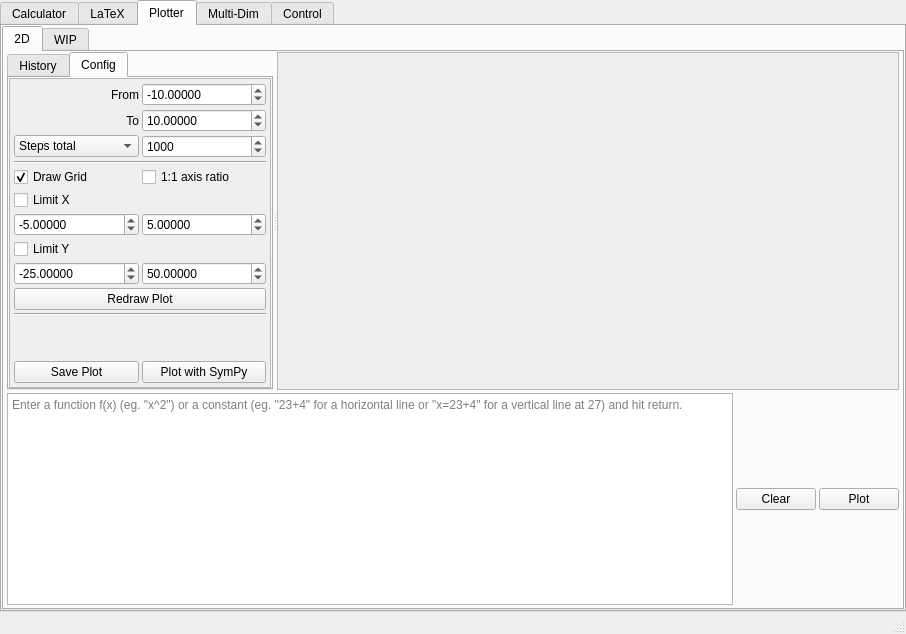
Before: the Qt Designer form AMaDiA_Files/AMaDiAUI.ui in AstusRush/AMaDiA, drawn with Qt 5.
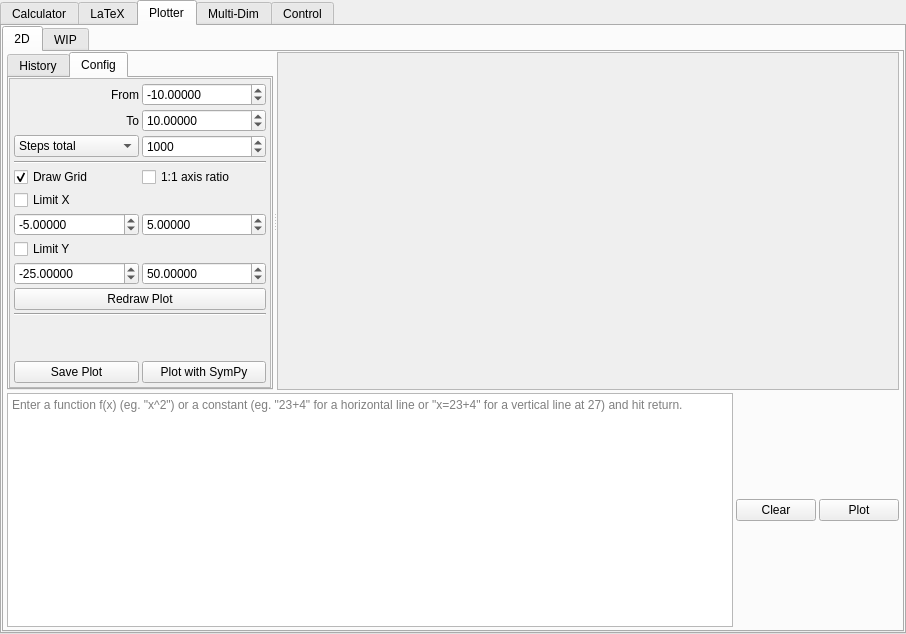
After: the same form once the commit is applied. The open tabs and pages were chosen to show the change. Custom widgets are drawn as their Qt base class.

Commit message: v0.15.7: Window Titles, Menu Fixes and Dev Functions

Patch:
```diff
--- a/AMaDiA_Files/AMaDiAUI.ui
+++ b/AMaDiA_Files/AMaDiAUI.ui
@@ -1470,7 +1470,6 @@
     </item>
    </layout>
   </widget>
-  <widget class="QStatusBar" name="statusbar"/>
  </widget>
  <customwidgets>
   <customwidget>
```
Left out of the diff: 4 changed lines with no effect on the pictures. The commit also changes 7 other files.
